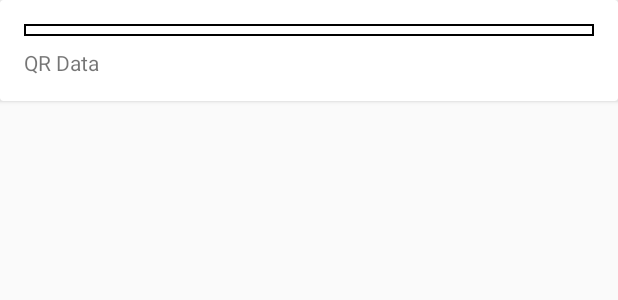
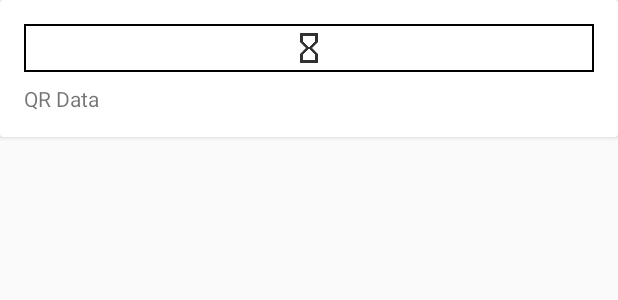
Before and after one commit to rahulrainaaa/QR-Utility, an Android app: the layout item_qr_list.xml on its own in the app's theme, with its tools: preview values and no code run, on a phone screen of 412 x 824 dp. Shown: the top 300 px of the screen. Run offline under Robolectric (Android 15) with nearby library versions, the phone set to English and light mode, and no system bars.

Commit message:
Complete Commit.

```diff
--- a/app/src/main/AndroidManifest.xml
+++ b/app/src/main/AndroidManifest.xml
@@ -29,7 +29,6 @@
         <activity
             android:name=".activity.QRListActivity"
             android:label="@string/app_name"
-            android:screenOrientation="portrait"
             android:theme="@style/AppTheme.NoActionBar">
             <intent-filter>
                 <action android:name="android.intent.action.MAIN" />
--- /dev/null
+++ b/app/src/main/res/drawable/ic_hourglass_light_gray.xml
@@ -0,0 +1,10 @@
+<vector xmlns:android="http://schemas.android.com/apk/res/android"
+    android:width="24dp"
+    android:height="24dp"
+    android:tint="#313131"
+    android:viewportWidth="24.0"
+    android:viewportHeight="24.0">
+    <path
+        android:fillColor="#464646"
+        android:pathData="M6,2v6h0.01L6,8.01 10,12l-4,4 0.01,0.01L6,16.01L6,22h12v-5.99h-0.01L18,16l-4,-4 4,-3.99 -0.01,-0.01L18,8L18,2L6,2zM16,16.5L16,20L8,20v-3.5l4,-4 4,4zM12,11.5l-4,-4L8,4h8v3.5l-4,4z" />
+</vector>
--- a/app/src/main/res/layout/item_qr_list.xml
+++ b/app/src/main/res/layout/item_qr_list.xml
@@ -21,6 +21,7 @@
             android:layout_marginEnd="16dp"
             android:background="@drawable/shape_outline_rect_black"
             android:padding="4dp"
+            android:src="@drawable/ic_hourglass_light_gray"
             app:layout_constraintEnd_toEndOf="parent"
             app:layout_constraintHorizontal_bias="0.0"
             app:layout_constraintStart_toStartOf="parent"
--- a/app/src/main/res/values/colors.xml
+++ b/app/src/main/res/values/colors.xml
@@ -1,6 +1,6 @@
 <?xml version="1.0" encoding="utf-8"?>
 <resources>
-    <color name="colorPrimary">#008577</color>
-    <color name="colorPrimaryDark">#00574B</color>
-    <color name="colorAccent">#D81B60</color>
+    <color name="colorPrimary">#9575CD</color>
+    <color name="colorPrimaryDark">#9575CD</color>
+    <color name="colorAccent">#FF8A65</color>
 </resources>
```
Also changed, not shown: app/src/main/java/app/qr/qrutility/activity/QRListActivity.kt (+6 -1 lines), app/src/main/java/app/qr/qrutility/adapter/QRRecyclerAdapter.kt (+26 -6 lines), app/src/main/java/app/qr/qrutility/dialog/QRImageDialogFragment.kt (added, +57 -0 lines), app/src/main/java/app/qr/qrutility/viewHolder/QRItemHolder.kt (+9 -21 lines), app/src/main/java/app/qr/qrutility/viewModel/QRListActivityPresenter.kt (+11 -0 lines), app/src/main/java/app/qr/qrutility/viewModel/QRListActivityViewModel.kt (+34 -1 lines), app/src/main/res/layout/dialog_qr_image.xml (added, +31 -0 lines).
